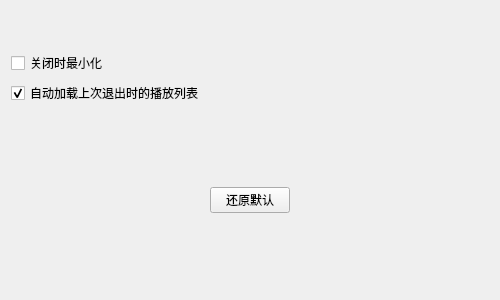
This is src/settingwindow.ui in Remaker01/TinyPlayer as Qt 5 draws it before an edit. The edited form follows.
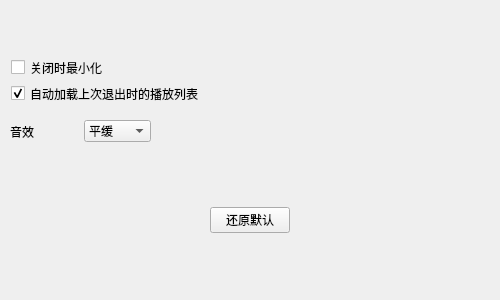
This is the edited form.

Commit message: 增加音效设置

```diff
--- a/src/settingwindow.ui
+++ b/src/settingwindow.ui
@@ -25,32 +25,28 @@
   <property name="windowTitle">
    <string>设置</string>
   </property>
-  <layout class="QGridLayout" name="gridLayout">
-   <item row="0" column="0">
-    <spacer name="verticalSpacer">
-     <property name="orientation">
-      <enum>Qt::Vertical</enum>
-     </property>
-     <property name="sizeType">
-      <enum>QSizePolicy::Fixed</enum>
-     </property>
-     <property name="sizeHint" stdset="0">
-      <size>
-       <width>20</width>
-       <height>40</height>
-      </size>
-     </property>
-    </spacer>
-   </item>
-   <item row="1" column="0">
     <widget class="QCheckBox" name="minOnCloseBox">
+   <property name="geometry">
+    <rect>
+     <x>11</x>
+     <y>58</y>
+     <width>151</width>
+     <height>19</height>
+    </rect>
+   </property>
      <property name="text">
       <string>关闭时最小化</string>
      </property>
     </widget>
-   </item>
-   <item row="2" column="0">
     <widget class="QCheckBox" name="autoSaveBox">
+   <property name="geometry">
+    <rect>
+     <x>11</x>
+     <y>84</y>
+     <width>271</width>
+     <height>19</height>
+    </rect>
+   </property>
      <property name="text">
       <string>自动加载上次退出时的播放列表</string>
      </property>
@@ -58,9 +54,15 @@
       <bool>true</bool>
      </property>
     </widget>
-   </item>
-   <item row="3" column="0">
     <widget class="QWidget" name="widget" native="true">
+   <property name="geometry">
+    <rect>
+     <x>14</x>
+     <y>160</y>
+     <width>471</width>
+     <height>121</height>
+    </rect>
+   </property>
      <property name="sizePolicy">
       <sizepolicy hsizetype="Minimum" vsizetype="Preferred">
        <horstretch>0</horstretch>
@@ -69,7 +71,7 @@
      </property>
      <layout class="QHBoxLayout" name="horizontalLayout">
       <item>
-       <spacer name="horizontalSpacer">
+     <spacer name="horizontalSpacer_2">
         <property name="orientation">
          <enum>Qt::Horizontal</enum>
         </property>
@@ -89,7 +91,7 @@
        </widget>
       </item>
       <item>
-       <spacer name="horizontalSpacer_2">
+     <spacer name="horizontalSpacer">
         <property name="orientation">
          <enum>Qt::Horizontal</enum>
         </property>
@@ -103,8 +105,69 @@
       </item>
      </layout>
     </widget>
-   </item>
-  </layout>
+  <widget class="QWidget" name="widget_2" native="true">
+   <property name="geometry">
+    <rect>
+     <x>10</x>
+     <y>110</y>
+     <width>141</width>
+     <height>43</height>
+    </rect>
+   </property>
+   <layout class="QHBoxLayout" name="horizontalLayout_2">
+    <item>
+     <widget class="QLabel" name="label">
+      <property name="text">
+       <string>音效</string>
+      </property>
+     </widget>
+    </item>
+    <item>
+     <widget class="QComboBox" name="comboBox">
+      <item>
+       <property name="text">
+        <string>平缓</string>
+       </property>
+      </item>
+      <item>
+       <property name="text">
+        <string>经典</string>
+       </property>
+      </item>
+      <item>
+       <property name="text">
+        <string>舞会</string>
+       </property>
+      </item>
+      <item>
+       <property name="text">
+        <string>低音</string>
+       </property>
+      </item>
+      <item>
+       <property name="text">
+        <string>高音</string>
+       </property>
+      </item>
+      <item>
+       <property name="text">
+        <string>流行乐</string>
+       </property>
+      </item>
+      <item>
+       <property name="text">
+        <string>摇滚</string>
+       </property>
+      </item>
+      <item>
+       <property name="text">
+        <string>慢摇滚</string>
+       </property>
+      </item>
+     </widget>
+    </item>
+   </layout>
+  </widget>
  </widget>
  <resources/>
  <connections/>
```
Lines whose indentation alone changed are shown as unchanged. The commit also changes 9 other files.
